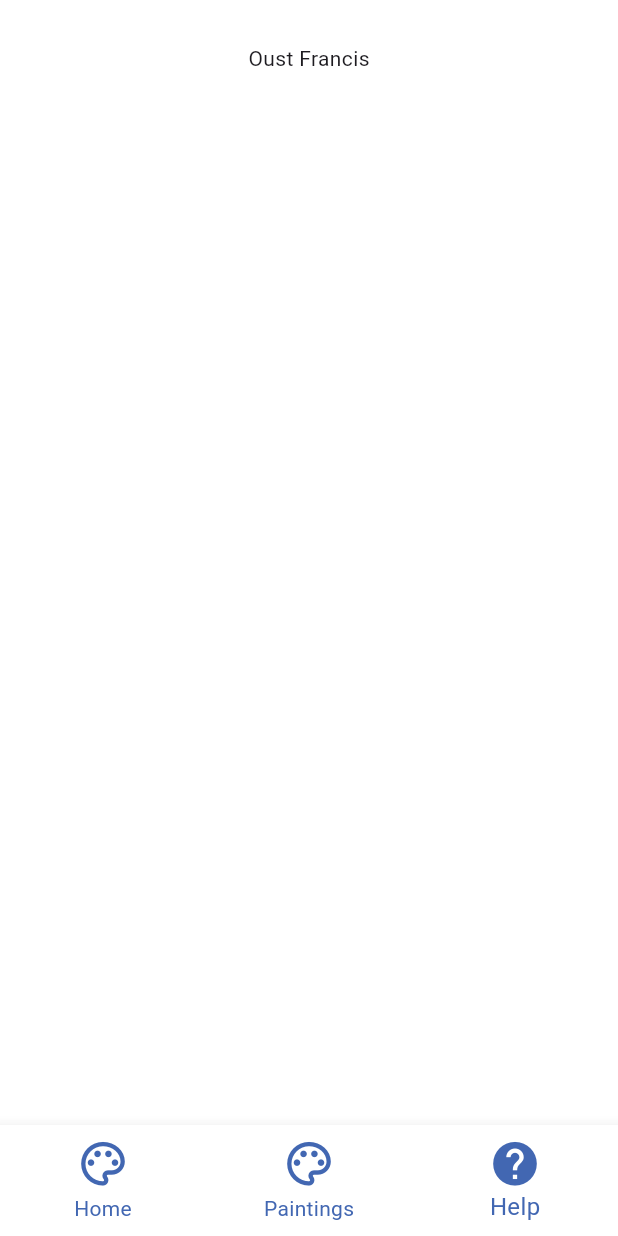
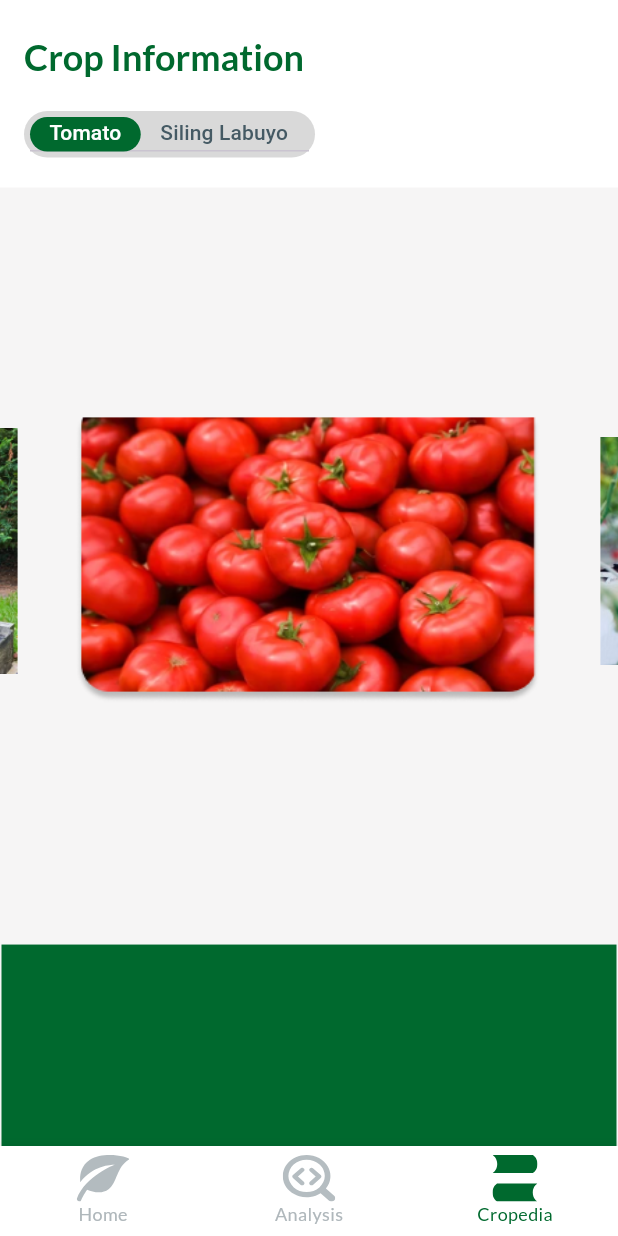
Before and after one commit to DenciaGabaon/AgriPedia-AppDev, a Flutter app: the MyNavigation screen opened by its route, item 3 of the bottom bar chosen, on a phone screen of 412 x 824 dp. Run offline on Flutter 3.47's test engine with Material 3 defaults, Android fonts, the phone set to English and light mode, and no system bars; drawn by our look-alikes of carousel_slider; our stand-ins replace firebase_core, flutter_native_splash, flutter_svg; accounts and stored records are empty; Roboto replaces fonts that are missing (Montserrat); project files that could hold a hidden picture were left out.

Commit message:
WP & NB || Cropedia

```diff
--- a/lib/Cropedia.dart
+++ b/lib/Cropedia.dart
@@ -1,27 +1,150 @@
+import 'package:carousel_slider/carousel_slider.dart';
 import 'package:flutter/material.dart';
+import 'package:flutter_svg/flutter_svg.dart';
 
-class CropInfo extends StatelessWidget {
-  const CropInfo({super.key, Key});
+
+class CropInfo extends StatefulWidget {
+  const CropInfo({Key? key}) : super(key: key);
+
+  @override
+  State<CropInfo> createState() => CropInfoState();
+}
+
+
+class CropInfoState extends State<CropInfo> {
+
+  final List<String> images = [
+    'assets/Cropedia-Tomato1.png',
+    'assets/Cropedia-Tomato2.png',
+    'assets/Cropedia-Tomato3.png',
+  ];
+
+  List<Widget> generateImages(){
+    return images.map((element)=> ClipRRect(
+      borderRadius: BorderRadius.circular(20),
+      child: Image.asset(element, width: 311, height: 150, fit: BoxFit.fitWidth),
+    )).toList();
+  }
 
   @override
   Widget build(BuildContext context) {
-    return Scaffold(
-      backgroundColor: Colors.white, //const Color.fromRGBO(245, 245, 219, 1),
-      body: SafeArea( // SafeArea yung visible part ng screen.
-        child: Container(
-          padding: const EdgeInsets.fromLTRB(18, 18, 18, 18),
-          child: const Column(
+    return DefaultTabController(
+      length: 2, // Number of tabs
+      child: Scaffold(
+        backgroundColor: Color.fromRGBO(246, 245, 245, 1),
+        appBar: AppBar(
+          toolbarHeight: 125,
+          automaticallyImplyLeading: false,
+          backgroundColor: Colors.white,
+          title: Row(
             children: [
-              SizedBox(height: 11,),
-              Center(
-                child: Text('Oust Francis'),
-
-              )
+              SizedBox(height: 1), // Add SizedBox for spacing
+              Text(
+                'Crop Information',
+                style: TextStyle(
+                  fontSize: 24,
+                  fontFamily: 'Lato',
+                  fontWeight: FontWeight.w700,
+                  color: Color.fromRGBO(0, 105, 46, 1),
+                ),
+              ),
             ],
           ),
+          bottom: PreferredSize(
+            preferredSize: Size.fromHeight(0), // Adjust the height as needed
+            child: Align(
+              alignment: Alignment.topLeft,
+              child: Row(
+                children:[
+                  SizedBox(width: 16,),
+                  Container(
+                    height: 31,
+                    width: 194,
+                    padding: EdgeInsets.all(4),
+                    alignment: Alignment.bottomLeft,
+                    // color: Colors.white,
+                    decoration: BoxDecoration(
+                        borderRadius: BorderRadius.circular(20),
+                        color: Color.fromRGBO(217, 217, 217, 44)
+                    ),
+                    child: TabBar(
+                      isScrollable: true,
+                      tabAlignment: TabAlignment.start,
+                      indicator: BoxDecoration(
+
+                        borderRadius: BorderRadius.circular(20),
+                        color: const Color.fromRGBO(0, 105, 46, 1),
+                      ),
+                      indicatorSize: TabBarIndicatorSize.tab,
+                      labelColor: Colors.white,
+                      unselectedLabelColor: Color.fromRGBO(69, 90, 100, 1), // Corrected color definition
+                      tabs: const [
+                        Tab(text: 'Tomato'),
+                        Tab(text: 'Siling Labuyo'),
+                      ],
+                      labelPadding: EdgeInsets.symmetric(horizontal: 13),
+                    ),
+                    margin: EdgeInsets.only(bottom: 20,),
+                  ),
+                ]
+              )
+            )
+          ),
         ),
-      ),
-    );
+        body: SingleChildScrollView(
+            child: Column(
+              children:[
+              //  SizedBox(height: 25,),
+
+            /*    SizedBox( height: 150, width: 311,
+                child: CarouselSlider(items: const[
+                 AssetImage("assets/Cropedia-Tomato1.png"),
+                AssetImage(assetName),
+                AssetImage(assetName,)],
+
+                ),),*/
+                Stack(
+                    children: [
+                      CarouselSlider(items: generateImages(),
+                        options: CarouselOptions(
+                          enlargeCenterPage: true,
+                          autoPlay: true,
+                          aspectRatio: 0.85,
+                          // viewportFraction: 0.85
+                        ),),
+                    ]
+                ),
+                SizedBox(height:20),
+                Container(
+                  height: 900,
+                  width: 410,
+                  color: Color.fromRGBO(0, 105, 46, 1),
+                ),
+              ],
+            ),
+          ),
+        ),
+      );
   }
+}
 
-}
+
+
+/*    TabBarView(
+            children: [
+              // Content of Tab 1
+              ListView(
+                children: List.generate(
+                  20, // Number of items in the list
+                      (index) => ListTile(title: Text('Item $index')),
+                ),
+              ),
+              // Content of Tab 2
+              ListView(
+                children: List.generate(
+                  30, // Number of items in the list
+                      (index) => ListTile(title: Text('Item $index')),
+                ),
+              ),
+            ],
+          ),*/
--- a/lib/NavigationBar.dart
+++ b/lib/NavigationBar.dart
@@ -1,4 +1,5 @@
 import 'package:flutter/material.dart';
+import 'package:flutter_svg/flutter_svg.dart';
 
 import 'HomePage.dart';
 import 'package:agripedia/AnalysisPage.dart';
@@ -28,20 +29,28 @@ class NavigationBar extends State<MyNavigation>{
       bottomNavigationBar :  BottomNavigationBar(
         backgroundColor: Colors.white,
         currentIndex: Myindex,
-        type: BottomNavigationBarType.fixed,
-        items:  const [
+        //type: BottomNavigationBarType.fixed,
+        items:   [
           BottomNavigationBarItem(
-              icon:   Icon(Icons.palette_outlined),//Image.asset('assets/HomeNav.svg',),
-              activeIcon: Icon(Icons.home_filled,), //Image.asset('assets/icon _home_.png',),
+              icon: Container(
+                width: 35, // Adjust the width as needed
+                height: 31, // Adjust the height as needed
+                child: SvgPicture.asset('assets/Home-grey.svg'),
+              ),//SvgPicture.asset('assets/Home-grey.svg',),//Image.asset('assets/Home-grey.png'),
+              activeIcon: Container(
+                width: 35, // Adjust the width as needed
+                height: 31, // Adjust the height as needed
+                child: SvgPicture.asset('assets/Home-green.svg'),
+              ),//SvgPicture.asset('assets/Home-green.svg',),
               label: 'Home'),
           BottomNavigationBarItem(
-              icon: Icon(Icons.palette_outlined),//Image.asset('assets/emoji _artist palette_.png', ),
-              activeIcon: Icon(Icons.palette),//Image.asset('assets/palette_filled.png',),
-              label: 'Paintings'),
+              icon: SvgPicture.asset('assets/Analysis-grey.svg', ),
+              activeIcon: SvgPicture.asset('assets/Analysis-green.svg',),
+              label: 'Analysis'),
           BottomNavigationBarItem(
-                 icon:  Icon(Icons.help_outline, ),
-                 activeIcon: Icon(Icons.help, ),
-                 label: 'Help'),
+                 icon:  SvgPicture.asset('assets/Cropedia-grey.svg', ),
+                 activeIcon: SvgPicture.asset('assets/Cropedia-Green.svg', ),
+                 label: 'Cropedia'),
         ],
         onTap: (index) {
           setState(() {
@@ -49,16 +58,21 @@ class NavigationBar extends State<MyNavigation>{
           }
           );
         },
-        selectedItemColor: const Color.fromRGBO(66, 103, 178, 1),
-        unselectedItemColor: const Color.fromRGBO(66, 103, 178, 1),
-        iconSize: 35,
+
+        selectedItemColor: const Color.fromRGBO(0, 105, 46, 1),
+        unselectedItemColor: const Color.fromRGBO(175, 183, 187, 1),
+
         selectedLabelStyle: const TextStyle(
-          fontSize: 16, // Set the font size for the selected label
-          fontFamily: 'Montserrat', // Set your desired font family for the selected label
+          fontSize: 12, // Set the font size for the selected label
+          fontFamily: 'Lato',
+          fontWeight: FontWeight.w400,
+        //  color: Color.fromRGBO(0, 105, 46, 1),// Set your desired font family for the selected label
         ),
         unselectedLabelStyle: const TextStyle(
-          fontSize: 14, // Set the font size for the unselected label
-          fontFamily: 'Montserrat', // Set your desired font family for the unselected label
+            fontSize: 12, // Set the font size for the selected label
+            fontFamily: 'Lato',
+            fontWeight: FontWeight.w400,
+          //  color: Color.fromRGBO(175, 183, 187, 1),// Set your desired font family for the unselected label
         ),
       ),
 
--- a/lib/main.dart
+++ b/lib/main.dart
@@ -1,6 +1,9 @@
 import 'package:flutter/material.dart';
 import 'package:flutter_native_splash/flutter_native_splash.dart';
 import 'NavigationBar.dart';
+import 'package:flutter_svg/flutter_svg.dart';
+//import 'package:flutter_svg_provider/flutter_svg_provider.dart';
+
 
 
 void main() {
@@ -50,30 +53,59 @@ class _MyWelcomePageState extends State<MyWelcomePage> {
     });
   }
 
+
   @override
   Widget build(BuildContext context) {
     return Scaffold(
-      backgroundColor: const Color.fromRGBO(246, 245, 245, 1),
-      body: SafeArea( // SafeArea yung visible part ng screen.
-        child: Container(
-          padding: const EdgeInsets.fromLTRB(18, 18, 18, 18),
+     // backgroundColor: const Color.fromRGBO(246, 245, 245, 1),
+      body: Container(
+        padding: const EdgeInsets.all(0),
+        width: double.infinity,
+        height: double.infinity,
+        decoration: const BoxDecoration(
+          image: DecorationImage(
+              image: AssetImage(
+                  'assets/bg-gradient.png'), fit: BoxFit.cover
+          ),
+        ),
           child:  Column(
             children: [
-              const SizedBox(height: 25,),
+              SvgPicture.asset('assets/bg-welcome.svg', height: 580, width: 550,),
+            /*  Container(
+                width: 500,
+                height: 530,
+                decoration: const BoxDecoration(
+                  image: DecorationImage(
+                      image: AssetImage(
+                          'assets/bg-welcome.png'), fit: BoxFit.cover
+                  ),
+                ),),*/
+              const Text('Monitoring Crop Growth', style: TextStyle(
+                  fontFamily: 'Lato',
+                  fontSize: 24,
+                  fontWeight: FontWeight.w700,
+                  color: Colors.white,
+              )),
+
+               SizedBox(height: 25,),
                const Align(
                 alignment: Alignment.center,
-                child: Text(
-                  'Identify art paintings \non which style category \nthey belong using camera \nor photos on your gallery.\n',
-                  textAlign: TextAlign.center,
-                  style: TextStyle(
-                      fontSize: 20,
-                      color: Color.fromRGBO(0, 0, 0, 1)
+                child: SizedBox(
+                  width: 293,
+                  child: Text(
+                    'Effortlessly track and enhance crop growth with our advanced monitoring solutions. ',
+                    textAlign: TextAlign.center,
+                    style: TextStyle(
+                        fontSize: 16,
+                        color: Colors.white
+                    ),
                   ),
-                ),
+                )
               ),
+          SizedBox(height: 52.5),
           SizedBox(
-            width: 135,
-            height: 50,
+            width: 191,
+            height: 51,
             child:ElevatedButton(
                 onPressed: () {
                       Navigator.pushNamed(context, '/second');
@@ -81,10 +113,10 @@ class _MyWelcomePageState extends State<MyWelcomePage> {
                 style: ElevatedButton.styleFrom(
                   backgroundColor: const Color.fromRGBO(247, 179, 24, 1),
                 ),
-            child: const Text('Get Started',
+            child: const Text('Continue',
                 style: TextStyle(
                     color: Colors.white,//Color.fromRGBO(0, 0, 0, 1),
-                    fontSize: 14,
+                    fontSize: 16,
                     fontFamily: 'Lato',
                     fontWeight: FontWeight.w700,
                     fontStyle: FontStyle.normal
@@ -94,7 +126,6 @@ class _MyWelcomePageState extends State<MyWelcomePage> {
             ],
           ),
         ),
-      ),
     );
   }
 }
```
Also changed, not shown: pubspec.yaml (+16 -1 lines), assets/Analysis-green.svg (added), assets/Analysis-grey.svg (added), assets/Cropedia-Green.svg (added), assets/Cropedia-Tomato1.png (added), assets/Cropedia-Tomato1.svg (added), assets/Cropedia-Tomato2.png (added), assets/Cropedia-Tomato2.svg (added), assets/Cropedia-Tomato3.png (added), assets/Cropedia-Tomato3.svg (added), assets/Cropedia-grey.svg (added), assets/Home-green.svg (added), assets/Home-grey.svg (added), assets/bg-gradient.png (added), 2 more files.
